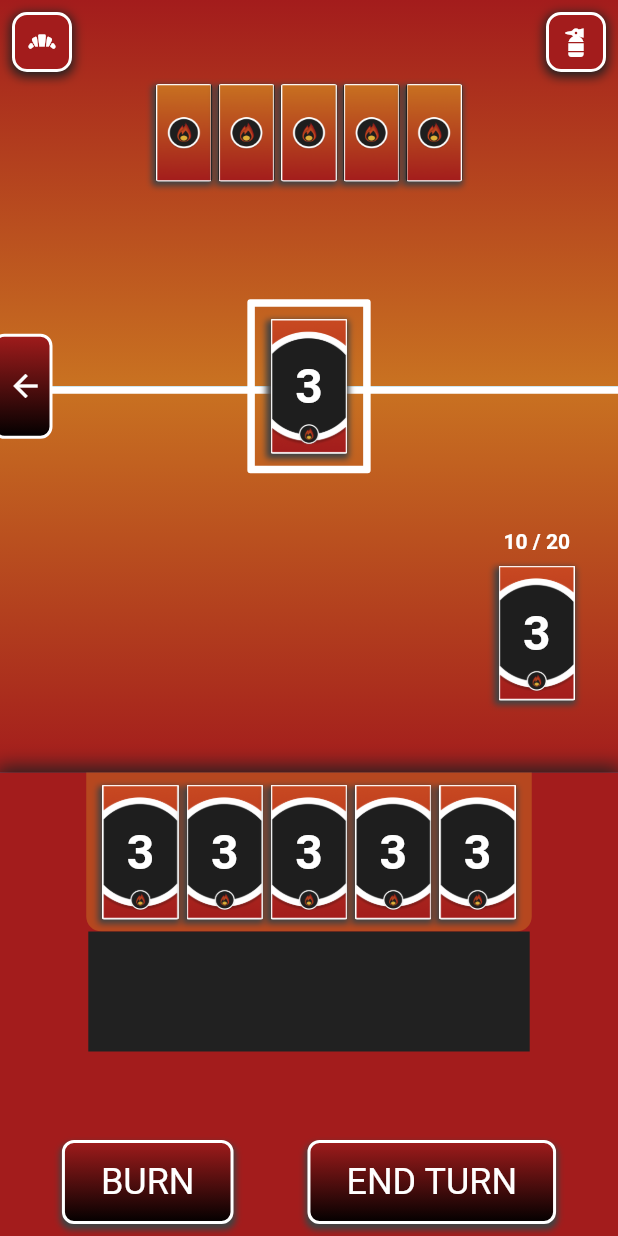
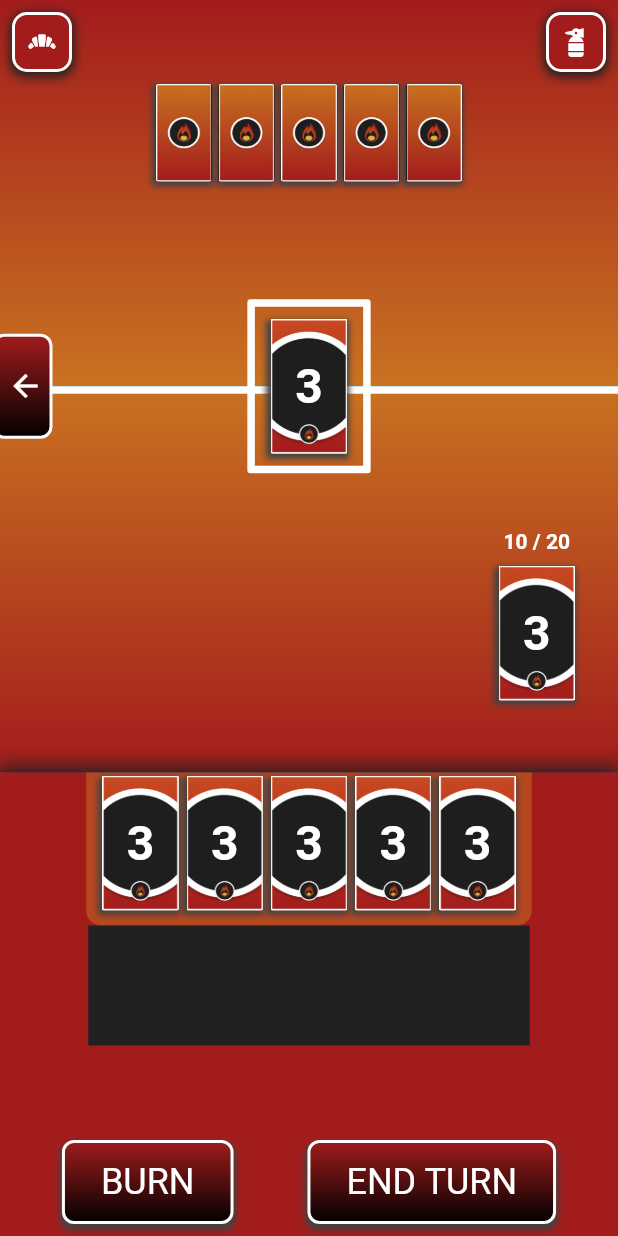
Before and after one commit to dompetriella/Elementals, a Flutter app: the GamePage screen opened by its route, on a phone screen of 412 x 824 dp. Run offline on Flutter 3.47's test engine with Material 2 defaults, Android fonts, the phone set to English and light mode, and no system bars; our stand-ins replace flutter_riverpod, freezed_annotation, go_router, hexcolor; missing offline and left inert: flutter_guid.

Commit message:
slightly adjusted player hand cradle

```diff
--- a/lib/pages/game_page.dart
+++ b/lib/pages/game_page.dart
@@ -231,7 +231,7 @@ class PlayerHandArea extends StatelessWidget {
                       borderRadius:
                           BorderRadius.vertical(bottom: Radius.circular(10))),
                   child: Padding(
-                    padding: const EdgeInsets.fromLTRB(8, 8, 8, 8),
+                    padding: const EdgeInsets.fromLTRB(8, 2, 8, 10),
                     child: Row(
                       mainAxisSize: MainAxisSize.min,
                       mainAxisAlignment: MainAxisAlignment.center,
```
